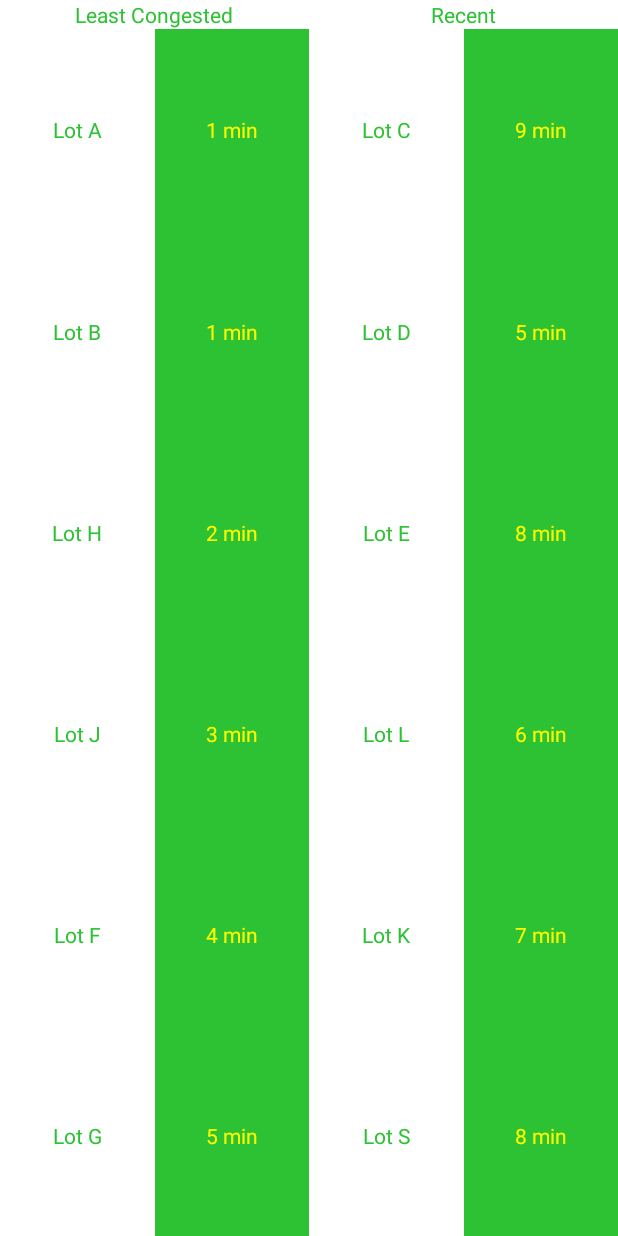
After one commit to raturcios/PolyParker, an Android app: the ListTabActivity screen opened directly, with no data from a screen before it, on a phone screen of 412 x 824 dp. The commit adds this screen. Run offline under Robolectric (Android 15) with nearby library versions, the phone set to English and light mode, and no system bars.

Commit message:
Implemented UI

```diff
--- /dev/null
+++ b/app/src/main/java/com/example/ricky/polyparker/ListTabActivity.java
@@ -0,0 +1,16 @@
+package com.example.ricky.polyparker;
+
+import android.app.Activity;
+import android.os.Bundle;
+
+/**
+ * Created by Ricky on 4/21/2015.
+ */
+public class ListTabActivity extends Activity {
+
+    @Override
+    protected void onCreate(Bundle savedInstanceState){
+        super.onCreate(savedInstanceState);
+        setContentView(R.layout.activity_list);
+    }
+}
--- /dev/null
+++ b/app/src/main/res/layout/activity_list.xml
@@ -0,0 +1,355 @@
+<?xml version="1.0" encoding="utf-8"?>
+<LinearLayout xmlns:android="http://schemas.android.com/apk/res/android"
+    android:orientation="horizontal" android:layout_width="match_parent"
+    android:layout_height="match_parent">
+
+    <RelativeLayout
+        android:layout_weight="50"
+        android:layout_width="match_parent"
+        android:layout_height="match_parent"
+        android:background="#FFFFFF">
+
+        <TextView
+            android:id="@+id/congested"
+            android:layout_width="wrap_content"
+            android:layout_height="wrap_content"
+            android:text="Least Congested"
+            android:layout_centerHorizontal="true"
+            android:textColor="#2DC234" />
+
+        <LinearLayout
+            android:orientation="vertical"
+            android:layout_below="@+id/congested"
+            android:layout_width="match_parent"
+            android:layout_height="match_parent">
+
+            <LinearLayout
+                android:layout_weight="50"
+                android:orientation="horizontal"
+                android:layout_width="match_parent"
+                android:layout_height="match_parent">
+
+                <TextView
+                    android:layout_weight="50"
+                    android:layout_width="match_parent"
+                    android:layout_height="match_parent"
+                    android:text="Lot A"
+                    android:gravity="center"
+                    android:textColor="#2DC234" />
+
+                <TextView
+                    android:layout_weight="50"
+                    android:layout_width="match_parent"
+                    android:layout_height="match_parent"
+                    android:text="1 min"
+                    android:gravity="center"
+                    android:background="#2DC234"
+                    android:textColor="#FFFF00" />
+
+            </LinearLayout>
+
+            <LinearLayout
+                android:layout_weight="50"
+                android:orientation="horizontal"
+                android:layout_width="match_parent"
+                android:layout_height="match_parent">
+
+                <TextView
+                    android:layout_weight="50"
+                    android:layout_width="match_parent"
+                    android:layout_height="match_parent"
+                    android:text="Lot B"
+                    android:gravity="center"
+                    android:textColor="#2DC234"/>
+
+                <TextView
+                    android:layout_weight="50"
+                    android:layout_width="match_parent"
+                    android:layout_height="match_parent"
+                    android:text="1 min"
+                    android:gravity="center"
+                    android:background="#2DC234"
+                    android:textColor="#FFFF00" />
+
+            </LinearLayout>
+
+            <LinearLayout
+                android:layout_weight="50"
+                android:orientation="horizontal"
+                android:layout_width="match_parent"
+                android:layout_height="match_parent">
+
+                <TextView
+                    android:layout_weight="50"
+                    android:layout_width="match_parent"
+                    android:layout_height="match_parent"
+                    android:text="Lot H"
+                    android:gravity="center"
+                    android:textColor="#2DC234"/>
+
+                <TextView
+                    android:layout_weight="50"
+                    android:layout_width="match_parent"
+                    android:layout_height="match_parent"
+                    android:text="2 min"
+                    android:gravity="center"
+                    android:background="#2DC234"
+                    android:textColor="#FFFF00" />
+
+            </LinearLayout>
+
+            <LinearLayout
+                android:layout_weight="50"
+                android:orientation="horizontal"
+                android:layout_width="match_parent"
+                android:layout_height="match_parent">
+
+                <TextView
+                    android:layout_weight="50"
+                    android:layout_width="match_parent"
+                    android:layout_height="match_parent"
+                    android:text="Lot J"
+                    android:gravity="center"
+                    android:textColor="#2DC234"/>
+
+                <TextView
+                    android:layout_weight="50"
+                    android:layout_width="match_parent"
+                    android:layout_height="match_parent"
+                    android:text="3 min"
+                    android:gravity="center"
+                    android:background="#2DC234"
+                    android:textColor="#FFFF00" />
+
+            </LinearLayout>
+
+            <LinearLayout
+                android:layout_weight="50"
+                android:orientation="horizontal"
+                android:layout_width="match_parent"
+                android:layout_height="match_parent">
+
+                <TextView
+                    android:layout_weight="50"
+                    android:layout_width="match_parent"
+                    android:layout_height="match_parent"
+                    android:text="Lot F"
+                    android:gravity="center"
+                    android:textColor="#2DC234"/>
+
+                <TextView
+                    android:layout_weight="50"
+                    android:layout_width="match_parent"
+                    android:layout_height="match_parent"
+                    android:text="4 min"
+                    android:gravity="center"
+                    android:background="#2DC234"
+                    android:textColor="#FFFF00" />
+
+            </LinearLayout>
+
+            <LinearLayout
+                android:layout_weight="50"
+                android:orientation="horizontal"
+                android:layout_width="match_parent"
+                android:layout_height="match_parent">
+
+                <TextView
+                    android:layout_weight="50"
+                    android:layout_width="match_parent"
+                    android:layout_height="match_parent"
+                    android:text="Lot G"
+                    android:gravity="center"
+                    android:textColor="#2DC234"/>
+
+                <TextView
+                    android:layout_weight="50"
+                    android:layout_width="match_parent"
+                    android:layout_height="match_parent"
+                    android:text="5 min"
+                    android:gravity="center"
+                    android:background="#2DC234"
+                    android:textColor="#FFFF00" />
+
+            </LinearLayout>
+
+
+        </LinearLayout>
+
+    </RelativeLayout>
+
+    <RelativeLayout
+        android:layout_weight="50"
+        android:layout_width="match_parent"
+        android:layout_height="match_parent"
+        android:background="#FFFFFF">
+
+        <TextView
+            android:id="@+id/recent"
+            android:layout_width="wrap_content"
+            android:layout_height="wrap_content"
+            android:text="Recent"
+            android:layout_centerHorizontal="true"
+            android:textColor="#2DC234" />
+
+        <LinearLayout
+            android:orientation="vertical"
+            android:layout_below="@+id/recent"
+            android:layout_width="match_parent"
+            android:layout_height="match_parent">
+
+            <LinearLayout
+                android:layout_weight="50"
+                android:orientation="horizontal"
+                android:layout_width="match_parent"
+                android:layout_height="match_parent">
+
+                <TextView
+                    android:layout_weight="50"
+                    android:layout_width="match_parent"
+                    android:layout_height="match_parent"
+                    android:text="Lot C"
+                    android:gravity="center"
+                    android:textColor="#2DC234" />
+
+                <TextView
+                    android:layout_weight="50"
+                    android:layout_width="match_parent"
+                    android:layout_height="match_parent"
+                    android:text="9 min"
+                    android:gravity="center"
+                    android:background="#2DC234"
+                    android:textColor="#FFFF00" />
+
+            </LinearLayout>
+
+            <LinearLayout
+                android:layout_weight="50"
+                android:orientation="horizontal"
+                android:layout_width="match_parent"
+                android:layout_height="match_parent">
+
+                <TextView
+                    android:layout_weight="50"
+                    android:layout_width="match_parent"
+                    android:layout_height="match_parent"
+                    android:text="Lot D"
+                    android:gravity="center"
+                    android:textColor="#2DC234"/>
+
+                <TextView
+                    android:layout_weight="50"
+                    android:layout_width="match_parent"
+                    android:layout_height="match_parent"
+                    android:text="5 min"
+                    android:gravity="center"
+                    android:background="#2DC234"
+                    android:textColor="#FFFF00" />
+
+            </LinearLayout>
+
+            <LinearLayout
+                android:layout_weight="50"
+                android:orientation="horizontal"
+                android:layout_width="match_parent"
+                android:layout_height="match_parent">
+
+                <TextView
+                    android:layout_weight="50"
+                    android:layout_width="match_parent"
+                    android:layout_height="match_parent"
+                    android:text="Lot E"
+                    android:gravity="center"
+                    android:textColor="#2DC234" />
+
+                <TextView
+                    android:layout_weight="50"
+                    android:layout_width="match_parent"
+                    android:layout_height="match_parent"
+                    android:text="8 min"
+                    android:gravity="center"
+                    android:background="#2DC234"
+                    android:textColor="#FFFF00" />
+
+            </LinearLayout>
+
+            <LinearLayout
+                android:layout_weight="50"
+                android:orientation="horizontal"
+                android:layout_width="match_parent"
+                android:layout_height="match_parent">
+
+                <TextView
+                    android:layout_weight="50"
+                    android:layout_width="match_parent"
+                    android:layout_height="match_parent"
+                    android:text="Lot L"
+                    android:gravity="center"
+                    android:textColor="#2DC234"/>
+
+                <TextView
+                    android:layout_weight="50"
+                    android:layout_width="match_parent"
+                    android:layout_height="match_parent"
+                    android:text="6 min"
+                    android:gravity="center"
+                    android:background="#2DC234"
+                    android:textColor="#FFFF00" />
+
+            </LinearLayout>
+
+            <LinearLayout
+                android:layout_weight="50"
+                android:orientation="horizontal"
+                android:layout_width="match_parent"
+                android:layout_height="match_parent">
+
+                <TextView
+                    android:layout_weight="50"
+                    android:layout_width="match_parent"
+                    android:layout_height="match_parent"
+                    android:text="Lot K"
+                    android:gravity="center"
+                    android:textColor="#2DC234" />
+
+                <TextView
+                    android:layout_weight="50"
+                    android:layout_width="match_parent"
+                    android:layout_height="match_parent"
+                    android:text="7 min"
+                    android:gravity="center"
+                    android:background="#2DC234"
+                    android:textColor="#FFFF00" />
+
+            </LinearLayout>
+
+            <LinearLayout
+                android:layout_weight="50"
+                android:orientation="horizontal"
+                android:layout_width="match_parent"
+                android:layout_height="match_parent">
+
+                <TextView
+                    android:layout_weight="50"
+                    android:layout_width="match_parent"
+                    android:layout_height="match_parent"
+                    android:text="Lot S"
+                    android:gravity="center"
+                    android:textColor="#2DC234"/>
+
+                <TextView
+                    android:layout_weight="50"
+                    android:layout_width="match_parent"
+                    android:layout_height="match_parent"
+                    android:text="8 min"
+                    android:gravity="center"
+                    android:background="#2DC234"
+                    android:textColor="#FFFF00" />
+
+            </LinearLayout>
+
+        </LinearLayout>
+
+    </RelativeLayout>
+
+</LinearLayout>
--- a/app/src/main/res/layout/activity_login.xml
+++ b/app/src/main/res/layout/activity_login.xml
@@ -42,6 +42,7 @@
             android:layout_below="@+id/broncoName"/>
 
         <Button
+            android:id="@+id/login"
             android:layout_width="match_parent"
             android:layout_height="wrap_content"
             android:layout_below="@id/broncoPass"
```
Also changed, not shown: app/src/main/AndroidManifest.xml (+8 -2 lines), app/src/main/java/com/example/ricky/polyparker/MainActivity.java (+16 -1 lines), app/src/main/java/com/example/ricky/polyparker/MapActivity.java (added, +16 -0 lines), app/src/main/java/com/example/ricky/polyparker/TabbedActivity.java (added, +35 -0 lines), app/src/main/res/layout/activity_hybrid.xml (added, +171 -0 lines), 1 other file.
